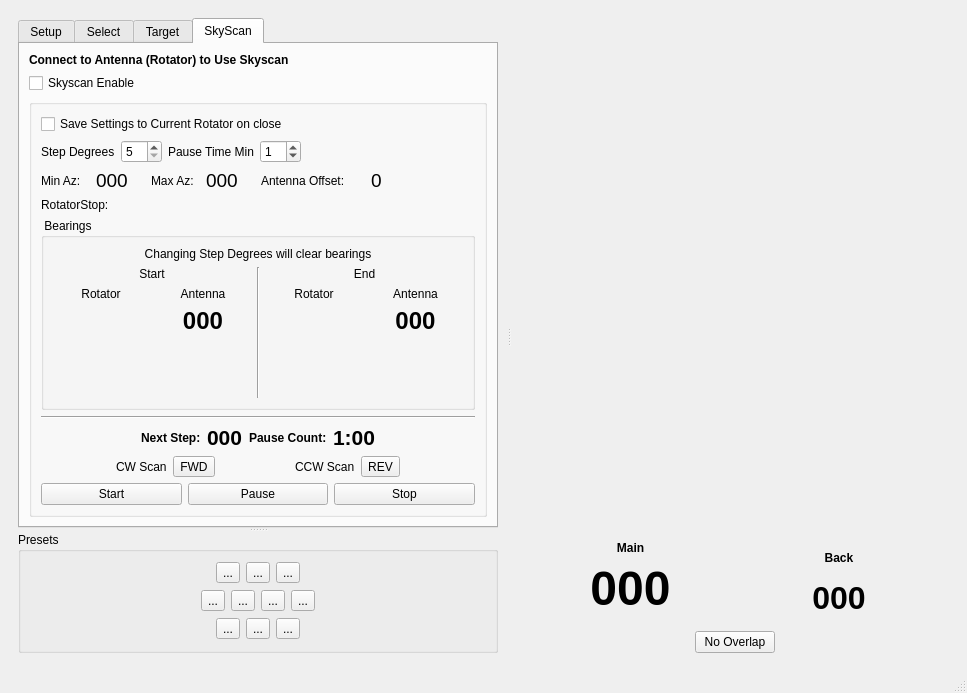
Qt form mqt/MqtRotator/rotatormainwindow.ui (Rsclub22/Minos2-Mirror) before a commit.
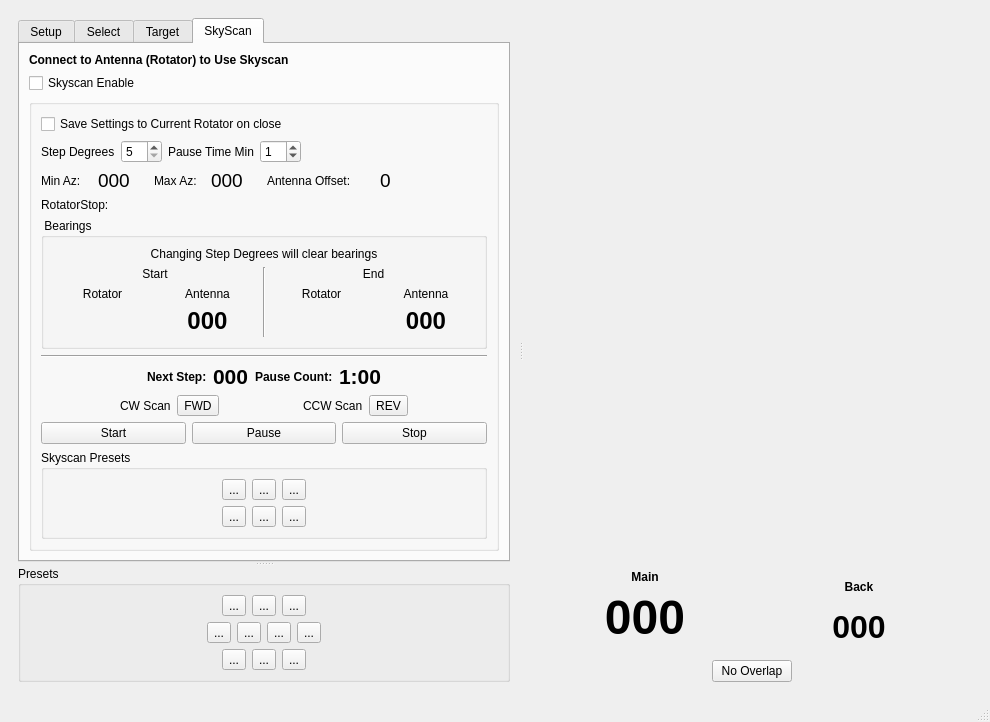
The same form after that commit. Custom widgets are drawn as their Qt base class.

Commit message: add skyscan preset buttons to ui

Diff of the .ui file:
```diff
--- a/mqt/MqtRotator/rotatormainwindow.ui
+++ b/mqt/MqtRotator/rotatormainwindow.ui
@@ -9,15 +9,15 @@
    <rect>
     <x>0</x>
     <y>0</y>
-    <width>967</width>
-    <height>693</height>
+    <width>990</width>
+    <height>717</height>
    </rect>
   </property>
   <property name="windowTitle">
    <string>Minos Rotator</string>
   </property>
   <widget class="QWidget" name="centralwidget">
-   <layout class="QVBoxLayout" name="verticalLayout_26">
+   <layout class="QVBoxLayout" name="verticalLayout_37">
     <item>
      <widget class="MinosSplitter" name="rotSplitter">
       <property name="orientation">
@@ -1022,6 +1022,121 @@
                   </item>
                  </layout>
                 </item>
+                <item>
+                 <widget class="QGroupBox" name="skyScanPresetGroupBox">
+                  <property name="title">
+                   <string>Skyscan Presets</string>
+                  </property>
+                  <layout class="QHBoxLayout" name="horizontalLayout_24">
+                   <item>
+                    <layout class="QVBoxLayout" name="verticalLayout_26">
+                     <item>
+                      <layout class="QHBoxLayout" name="horizontalLayout_23">
+                       <item>
+                        <spacer name="horizontalSpacer_23">
+                         <property name="orientation">
+                          <enum>Qt::Horizontal</enum>
+                         </property>
+                         <property name="sizeHint" stdset="0">
+                          <size>
+                           <width>40</width>
+                           <height>20</height>
+                          </size>
+                         </property>
+                        </spacer>
+                       </item>
+                       <item>
+                        <widget class="QToolButton" name="skyscanPreset0">
+                         <property name="text">
+                          <string>...</string>
+                         </property>
+                        </widget>
+                       </item>
+                       <item>
+                        <widget class="QToolButton" name="skyscanPreset1">
+                         <property name="text">
+                          <string>...</string>
+                         </property>
+                        </widget>
+                       </item>
+                       <item>
+                        <widget class="QToolButton" name="skyscanPreset2">
+                         <property name="text">
+                          <string>...</string>
+                         </property>
+                        </widget>
+                       </item>
+                       <item>
+                        <spacer name="horizontalSpacer_15">
+                         <property name="orientation">
+                          <enum>Qt::Horizontal</enum>
+                         </property>
+                         <property name="sizeHint" stdset="0">
+                          <size>
+                           <width>40</width>
+                           <height>20</height>
+                          </size>
+                         </property>
+                        </spacer>
+                       </item>
+                      </layout>
+                     </item>
+                     <item>
+                      <layout class="QHBoxLayout" name="horizontalLayout_21">
+                       <item>
+                        <spacer name="horizontalSpacer_25">
+                         <property name="orientation">
+                          <enum>Qt::Horizontal</enum>
+                         </property>
+                         <property name="sizeHint" stdset="0">
+                          <size>
+                           <width>40</width>
+                           <height>20</height>
+                          </size>
+                         </property>
+                        </spacer>
+                       </item>
+                       <item>
+                        <widget class="QToolButton" name="skyscanPreset4">
+                         <property name="text">
+                          <string>...</string>
+                         </property>
+                        </widget>
+                       </item>
+                       <item>
+                        <widget class="QToolButton" name="skyscanPreset4_2">
+                         <property name="text">
+                          <string>...</string>
+                         </property>
+                        </widget>
+                       </item>
+                       <item>
+                        <widget class="QToolButton" name="skyscanPreset5">
+                         <property name="text">
+                          <string>...</string>
+                         </property>
+                        </widget>
+                       </item>
+                       <item>
+                        <spacer name="horizontalSpacer_24">
+                         <property name="orientation">
+                          <enum>Qt::Horizontal</enum>
+                         </property>
+                         <property name="sizeHint" stdset="0">
+                          <size>
+                           <width>40</width>
+                           <height>20</height>
+                          </size>
+                         </property>
+                        </spacer>
+                       </item>
+                      </layout>
+                     </item>
+                    </layout>
+                   </item>
+                  </layout>
+                 </widget>
+                </item>
                </layout>
               </widget>
              </item>
```
The commit also changes 2 other files.
